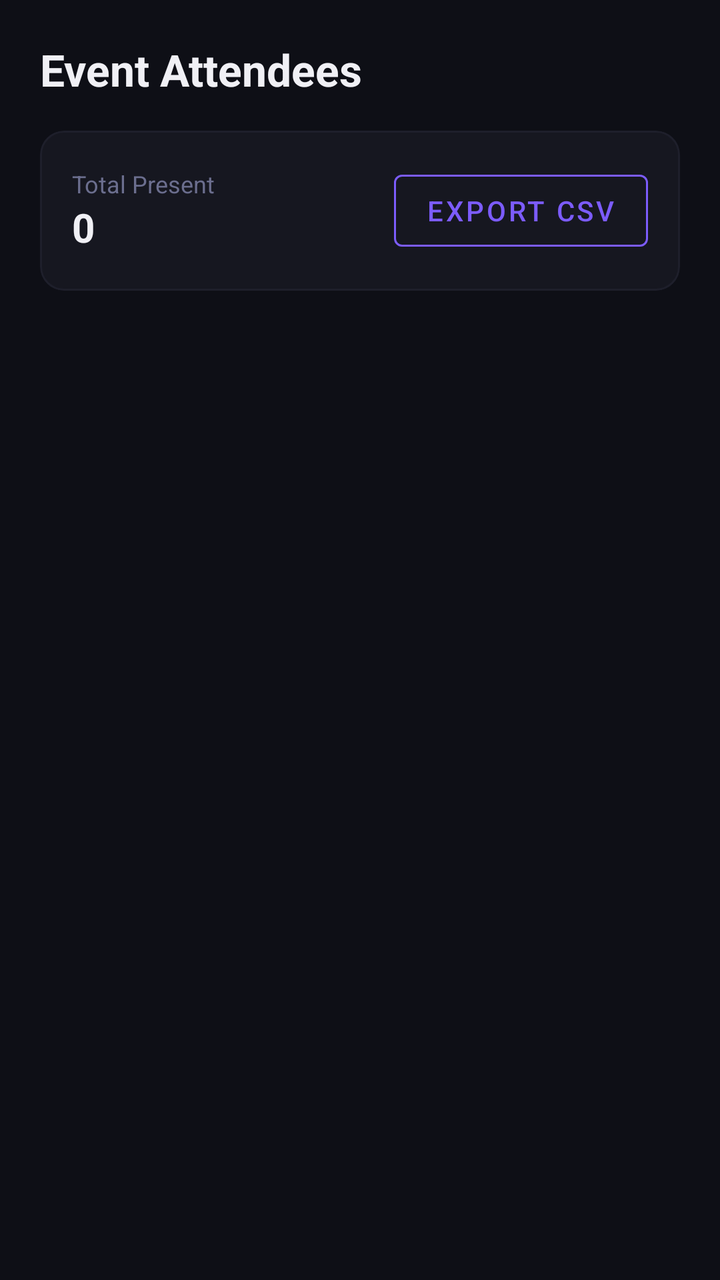
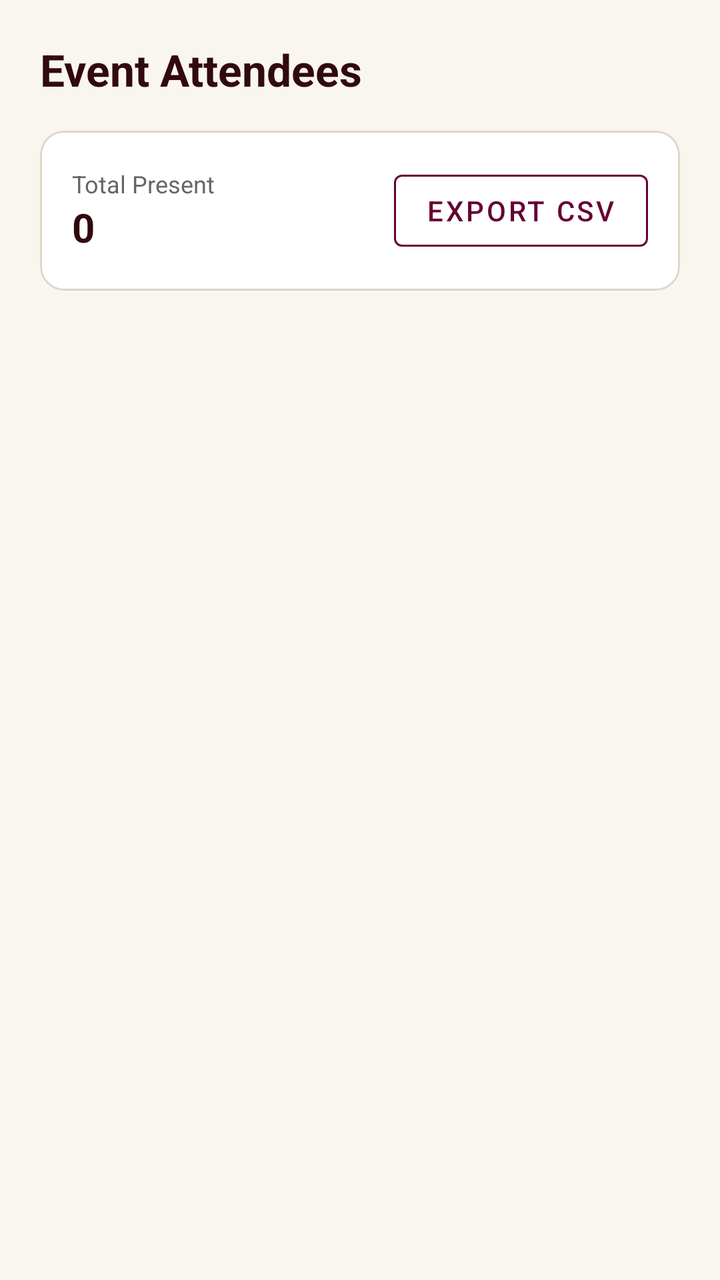

Compare the two renders of this Android layout. The source of the first and the diff that turns it into the second are given below.
<!-- AndroidManifest.xml: application theme Theme.Present -->
<!-- res/layout/fragment_attendee_list.xml -->
<?xml version="1.0" encoding="utf-8"?>
<LinearLayout xmlns:android="http://schemas.android.com/apk/res/android"
    xmlns:app="http://schemas.android.com/apk/res-auto"
    android:layout_width="match_parent"
    android:layout_height="match_parent"
    android:background="#0E0F16"
    android:orientation="vertical"
    android:padding="20dp">

    
    <TextView
        android:id="@+id/tvAttendeeHeader"
        android:layout_width="wrap_content"
        android:layout_height="wrap_content"
        android:text="Event Attendees"
        android:textColor="#F0F0F5"
        android:textSize="22sp"
        android:textStyle="bold" />

    
    <com.google.android.material.card.MaterialCardView
        android:layout_width="match_parent"
        android:layout_height="wrap_content"
        android:layout_marginTop="16dp"
        app:cardBackgroundColor="#161720"
        app:cardCornerRadius="12dp"
        app:strokeColor="#1E1F2B"
        app:strokeWidth="1dp">

        <LinearLayout
            android:layout_width="match_parent"
            android:layout_height="wrap_content"
            android:orientation="horizontal"
            android:padding="16dp"
            android:gravity="center_vertical">

            <LinearLayout
                android:layout_width="0dp"
                android:layout_height="wrap_content"
                android:layout_weight="1"
                android:orientation="vertical">
                <TextView
                    android:layout_width="wrap_content"
                    android:layout_height="wrap_content"
                    android:text="Total Present"
                    android:textColor="#6B6E8E"
                    android:textSize="12sp" />
                <TextView
                    android:id="@+id/tvPresentCount"
                    android:layout_width="wrap_content"
                    android:layout_height="wrap_content"
                    android:text="0"
                    android:textColor="#F0F0F5"
                    android:textSize="20sp"
                    android:textStyle="bold" />
            </LinearLayout>

            <Button
                android:id="@+id/btnExport"
                style="@style/Widget.MaterialComponents.Button.OutlinedButton"
                android:layout_width="wrap_content"
                android:layout_height="wrap_content"
                android:text="Export CSV"
                android:textColor="#7C5CFC"
                app:strokeColor="#7C5CFC" />
        </LinearLayout>
    </com.google.android.material.card.MaterialCardView>

    
    <androidx.recyclerview.widget.RecyclerView
        android:id="@+id/rvAttendees"
        android:layout_width="match_parent"
        android:layout_height="0dp"
        android:layout_weight="1"
        android:layout_marginTop="16dp"
        android:clipToPadding="false"
        android:paddingBottom="20dp" />

</LinearLayout>
<!-- resources referenced by this layout -->
<resources>
  <style name="Theme.Present" parent="Theme.Material3.Dark.NoActionBar">
          
          <item name="colorPrimary">@color/colorPrimary</item>
          <item name="colorOnPrimary">@android:color/white</item>
          <item name="colorSecondary">@color/colorSecondary</item>
          <item name="colorOnSecondary">@android:color/white</item>
          <item name="colorError">@color/colorError</item>
  
          
          <item name="android:windowBackground">@color/colorBackground</item>
          <item name="colorSurface">@color/colorSurface</item>
          <item name="colorOnSurface">@color/colorOnSurface</item>
          <item name="colorOutline">@color/colorBorder</item>
  
          
          <item name="materialButtonStyle">@style/Widget.Material3.Button</item>
          <item name="textInputStyle">@style/Widget.Material3.TextInputLayout.OutlinedBox</item>
          <item name="bottomNavigationStyle">@style/Widget.Material3.BottomNavigationView</item>
      </style>
  <color name="colorPrimary">#7C5CFC</color>
  <color name="colorSecondary">#22C55E</color>
  <color name="colorError">#EF4444</color>
  <color name="colorBackground">#0E0F16</color>
  <color name="colorSurface">#161720</color>
  <color name="colorOnSurface">#F0F0F5</color>
  <color name="colorBorder">#2A2B3D</color>
</resources>

<!-- the commit's change to res/layout/fragment_attendee_list.xml (unified diff, before → after) -->
@@ -3,7 +3,7 @@
     xmlns:app="http://schemas.android.com/apk/res-auto"
     android:layout_width="match_parent"
     android:layout_height="match_parent"
-    android:background="#0E0F16"
+    android:background="@color/colorBackground"
     android:orientation="vertical"
     android:padding="20dp">
 
@@ -13,7 +13,7 @@
         android:layout_width="wrap_content"
         android:layout_height="wrap_content"
         android:text="Event Attendees"
-        android:textColor="#F0F0F5"
+        android:textColor="@color/colorOnSurface"
         android:textSize="22sp"
         android:textStyle="bold" />
 
@@ -22,9 +22,9 @@
         android:layout_width="match_parent"
         android:layout_height="wrap_content"
         android:layout_marginTop="16dp"
-        app:cardBackgroundColor="#161720"
+        app:cardBackgroundColor="@color/colorSurface"
         app:cardCornerRadius="12dp"
-        app:strokeColor="#1E1F2B"
+        app:strokeColor="@color/colorBorder"
         app:strokeWidth="1dp">
 
         <LinearLayout
@@ -43,14 +43,14 @@
                     android:layout_width="wrap_content"
                     android:layout_height="wrap_content"
                     android:text="Total Present"
-                    android:textColor="#6B6E8E"
+                    android:textColor="@color/colorMuted"
                     android:textSize="12sp" />
                 <TextView
                     android:id="@+id/tvPresentCount"
                     android:layout_width="wrap_content"
                     android:layout_height="wrap_content"
                     android:text="0"
-                    android:textColor="#F0F0F5"
+                    android:textColor="@color/colorOnSurface"
                     android:textSize="20sp"
                     android:textStyle="bold" />
             </LinearLayout>
@@ -61,8 +61,8 @@
                 android:layout_width="wrap_content"
                 android:layout_height="wrap_content"
                 android:text="Export CSV"
-                android:textColor="#7C5CFC"
-                app:strokeColor="#7C5CFC" />
+                android:textColor="@color/colorPrimary"
+                app:strokeColor="@color/colorPrimary" />
         </LinearLayout>
     </com.google.android.material.card.MaterialCardView>
 
<!-- resource entries referenced after the edit -->
@@ -1,11 +1,11 @@
 <!-- resources referenced by this layout -->
 <resources>
-  <style name="Theme.Present" parent="Theme.Material3.Dark.NoActionBar">
+  <style name="Theme.Present" parent="Theme.Material3.Light.NoActionBar">
           
           <item name="colorPrimary">@color/colorPrimary</item>
-          <item name="colorOnPrimary">@android:color/white</item>
+          <item name="colorOnPrimary">@color/white</item>
           <item name="colorSecondary">@color/colorSecondary</item>
-          <item name="colorOnSecondary">@android:color/white</item>
+          <item name="colorOnSecondary">@color/white</item>
           <item name="colorError">@color/colorError</item>
   
           
@@ -15,16 +15,30 @@
           <item name="colorOutline">@color/colorBorder</item>
   
           
+          <item name="android:statusBarColor">@color/colorPrimary</item>
+          
+          <item name="android:windowLightStatusBar">false</item>
+  
+          
           <item name="materialButtonStyle">@style/Widget.Material3.Button</item>
           <item name="textInputStyle">@style/Widget.Material3.TextInputLayout.OutlinedBox</item>
           <item name="bottomNavigationStyle">@style/Widget.Material3.BottomNavigationView</item>
+  
+          
+          <item name="android:actionBarStyle">@style/Theme.Present.ActionBar</item>
       </style>
-  <color name="colorPrimary">#7C5CFC</color>
-  <color name="colorSecondary">#22C55E</color>
-  <color name="colorError">#EF4444</color>
-  <color name="colorBackground">#0E0F16</color>
-  <color name="colorSurface">#161720</color>
-  <color name="colorOnSurface">#F0F0F5</color>
-  <color name="colorBorder">#2A2B3D</color>
+  <color name="white">#FFFFFFFF</color>
+  <color name="colorPrimary">#660033</color>
+  <color name="colorSecondary">#D4AF37</color>
+  <color name="colorError">#DC3545</color>
+  <style name="Theme.Present.ActionBar" parent="@style/Widget.Material3.Toolbar">
+          <item name="android:background">@color/colorPrimary</item>
+          <item name="titleTextColor">@color/white</item>
+      </style>
+  <color name="colorBackground">#F9F6F0</color>
+  <color name="colorSurface">#FFFFFF</color>
+  <color name="colorOnSurface">#31090E</color>
+  <color name="colorBorder">#E0D5C8</color>
+  <color name="colorMuted">#666666</color>
 </resources>
 
